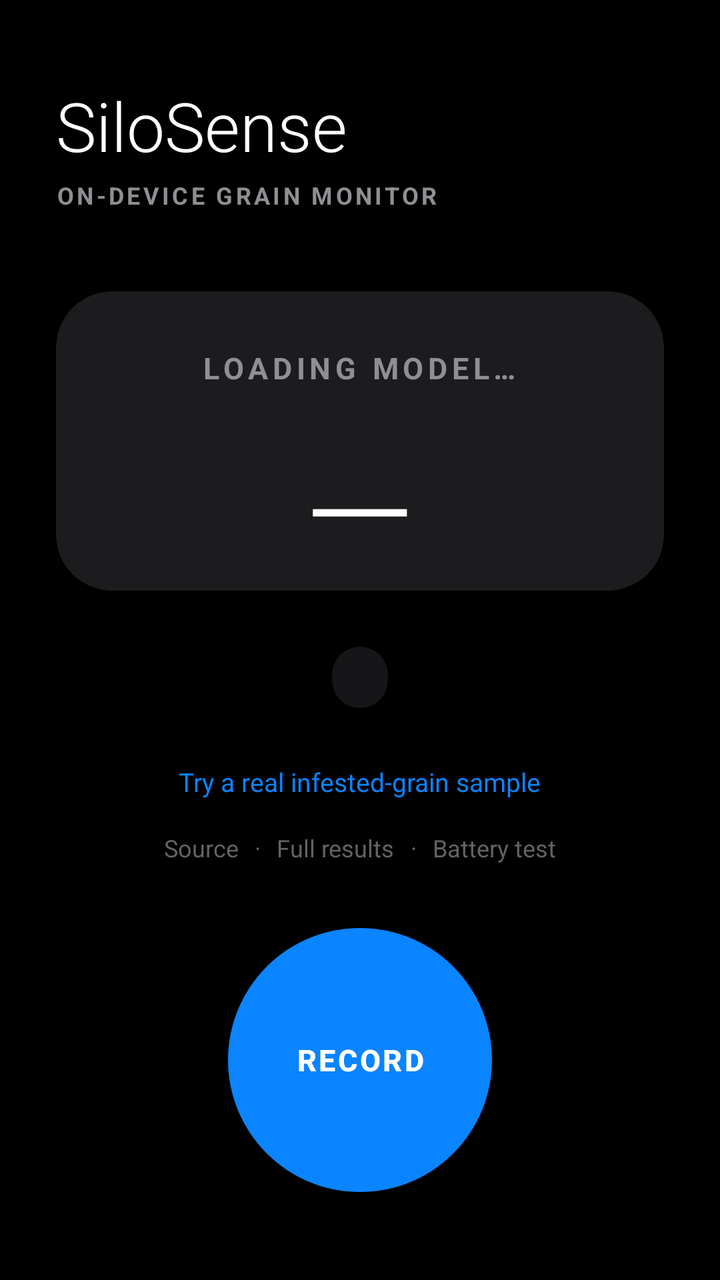
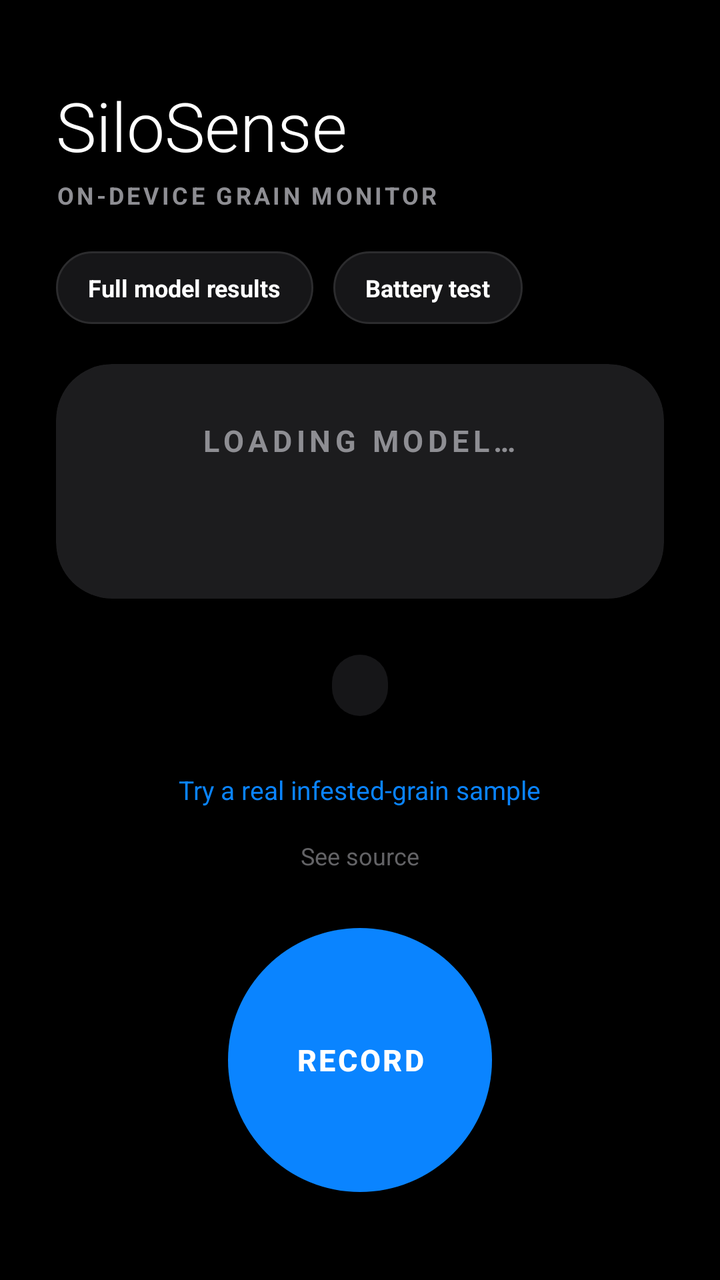

The first picture is an Android layout as it rendered before a commit; the second is the same layout after the commit. The layout source and the unified diff follow.
<!-- AndroidManifest.xml: application theme Theme.SiloSense -->
<!-- res/layout/activity_main.xml -->
<?xml version="1.0" encoding="utf-8"?>
<androidx.constraintlayout.widget.ConstraintLayout xmlns:android="http://schemas.android.com/apk/res/android"
    xmlns:app="http://schemas.android.com/apk/res-auto"
    xmlns:tools="http://schemas.android.com/tools"
    android:layout_width="match_parent"
    android:layout_height="match_parent"
    android:background="@color/silo_bg"
    android:fitsSystemWindows="true"
    tools:context=".MainActivity">

    
    <androidx.constraintlayout.widget.ConstraintLayout
        android:layout_width="match_parent"
        android:layout_height="match_parent"
        android:padding="28dp">

    <TextView
        android:id="@+id/titleText"
        android:layout_width="wrap_content"
        android:layout_height="wrap_content"
        android:layout_marginTop="12dp"
        android:fontFamily="sans-serif-light"
        android:text="@string/app_name"
        android:textColor="@color/silo_text"
        android:textSize="34sp"
        app:layout_constraintStart_toStartOf="parent"
        app:layout_constraintTop_toTopOf="parent" />

    <TextView
        android:id="@+id/subtitleText"
        android:layout_width="wrap_content"
        android:layout_height="wrap_content"
        android:layout_marginTop="4dp"
        android:letterSpacing="0.12"
        android:text="@string/app_subtitle"
        android:textColor="@color/silo_text_secondary"
        android:textSize="12sp"
        android:textStyle="bold"
        app:layout_constraintStart_toStartOf="@id/titleText"
        app:layout_constraintTop_toBottomOf="@id/titleText" />

    <androidx.cardview.widget.CardView
        android:id="@+id/statusCard"
        android:layout_width="0dp"
        android:layout_height="0dp"
        android:layout_marginTop="40dp"
        android:layout_marginBottom="28dp"
        app:cardBackgroundColor="@color/silo_card"
        app:cardCornerRadius="28dp"
        app:cardElevation="0dp"
        app:layout_constraintBottom_toTopOf="@id/latencyChip"
        app:layout_constraintEnd_toEndOf="parent"
        app:layout_constraintStart_toStartOf="parent"
        app:layout_constraintTop_toBottomOf="@id/subtitleText">

        <LinearLayout
            android:layout_width="match_parent"
            android:layout_height="wrap_content"
            android:layout_gravity="center"
            android:gravity="center"
            android:orientation="vertical"
            android:padding="32dp">

            <TextView
                android:id="@+id/statusWord"
                android:layout_width="wrap_content"
                android:layout_height="wrap_content"
                android:letterSpacing="0.15"
                android:text="@string/status_loading"
                android:textColor="@color/silo_text_secondary"
                android:textSize="15sp"
                android:textStyle="bold" />

            <TextView
                android:id="@+id/confidenceText"
                android:layout_width="wrap_content"
                android:layout_height="wrap_content"
                android:layout_marginTop="12dp"
                android:fontFamily="sans-serif-light"
                android:text="—"
                android:textColor="@color/silo_text"
                android:textSize="72sp" />

            <TextView
                android:id="@+id/detailText"
                android:layout_width="wrap_content"
                android:layout_height="wrap_content"
                android:layout_marginTop="8dp"
                android:text=""
                android:textColor="@color/silo_text_secondary"
                android:textSize="14sp" />

        </LinearLayout>
    </androidx.cardview.widget.CardView>

    <TextView
        android:id="@+id/latencyChip"
        android:layout_width="wrap_content"
        android:layout_height="wrap_content"
        android:layout_marginBottom="20dp"
        android:background="@drawable/bg_latency_chip"
        android:fontFamily="monospace"
        android:paddingStart="14dp"
        android:paddingTop="8dp"
        android:paddingEnd="14dp"
        android:paddingBottom="8dp"
        android:text=""
        android:textColor="@color/silo_text_tertiary"
        android:textSize="11sp"
        app:layout_constraintBottom_toTopOf="@id/sampleLink"
        app:layout_constraintEnd_toEndOf="parent"
        app:layout_constraintStart_toStartOf="parent" />

    <TextView
        android:id="@+id/sampleLink"
        android:layout_width="wrap_content"
        android:layout_height="wrap_content"
        android:clickable="true"
        android:focusable="true"
        android:padding="8dp"
        android:text="@string/try_sample_link"
        android:textColor="@color/silo_accent"
        android:textSize="13sp"
        app:layout_constraintBottom_toTopOf="@id/linksRow"
        app:layout_constraintEnd_toEndOf="parent"
        app:layout_constraintStart_toStartOf="parent" />

    <LinearLayout
        android:id="@+id/linksRow"
        android:layout_width="wrap_content"
        android:layout_height="wrap_content"
        android:layout_marginBottom="24dp"
        android:gravity="center_vertical"
        android:orientation="horizontal"
        app:layout_constraintBottom_toTopOf="@id/recordButton"
        app:layout_constraintEnd_toEndOf="parent"
        app:layout_constraintStart_toStartOf="parent">

        <TextView
            android:id="@+id/sourceLink"
            android:layout_width="wrap_content"
            android:layout_height="wrap_content"
            android:clickable="true"
            android:focusable="true"
            android:padding="8dp"
            android:text="@string/source_link"
            android:textColor="@color/silo_text_tertiary"
            android:textSize="12sp" />

        <TextView
            android:layout_width="wrap_content"
            android:layout_height="wrap_content"
            android:text="·"
            android:textColor="@color/silo_text_tertiary"
            android:textSize="12sp" />

        <TextView
            android:id="@+id/resultsLink"
            android:layout_width="wrap_content"
            android:layout_height="wrap_content"
            android:clickable="true"
            android:focusable="true"
            android:padding="8dp"
            android:text="@string/results_link"
            android:textColor="@color/silo_text_tertiary"
            android:textSize="12sp" />

        <TextView
            android:layout_width="wrap_content"
            android:layout_height="wrap_content"
            android:text="·"
            android:textColor="@color/silo_text_tertiary"
            android:textSize="12sp" />

        <TextView
            android:id="@+id/batteryLink"
            android:layout_width="wrap_content"
            android:layout_height="wrap_content"
            android:clickable="true"
            android:focusable="true"
            android:padding="8dp"
            android:text="@string/battery_link"
            android:textColor="@color/silo_text_tertiary"
            android:textSize="12sp" />

    </LinearLayout>

    <Button
        android:id="@+id/recordButton"
        android:layout_width="132dp"
        android:layout_height="132dp"
        android:layout_marginBottom="16dp"
        android:background="@drawable/bg_record_button"
        android:elevation="4dp"
        android:letterSpacing="0.08"
        android:stateListAnimator="@null"
        android:text="@string/record_hint"
        android:textColor="@color/silo_text"
        android:textSize="15sp"
        android:textStyle="bold"
        app:layout_constraintBottom_toBottomOf="parent"
        app:layout_constraintEnd_toEndOf="parent"
        app:layout_constraintStart_toStartOf="parent" />

    </androidx.constraintlayout.widget.ConstraintLayout>

</androidx.constraintlayout.widget.ConstraintLayout>
<!-- resources referenced by this layout -->
<resources>
  <color name="silo_accent">#0A84FF</color>
  <color name="silo_bg">#000000</color>
  <color name="silo_card">#1C1C1E</color>
  <color name="silo_text">#FFFFFF</color>
  <color name="silo_text_secondary">#8E8E93</color>
  <color name="silo_text_tertiary">#636366</color>
  <!-- drawable bg_latency_chip (drawable) -->
  <?xml version="1.0" encoding="utf-8"?>
  <shape xmlns:android="http://schemas.android.com/apk/res/android" android:shape="rectangle">
      <solid android:color="@color/silo_chip_bg" />
      <corners android:radius="14dp" />
  </shape>
  <!-- drawable bg_record_button (drawable) -->
  <?xml version="1.0" encoding="utf-8"?>
  <shape xmlns:android="http://schemas.android.com/apk/res/android" android:shape="oval">
      <solid android:color="@color/silo_accent" />
  </shape>
  <string name="app_name">SiloSense</string>
  <string name="app_subtitle">ON-DEVICE GRAIN MONITOR</string>
  <string name="battery_link">Battery test</string>
  <string name="record_hint">RECORD</string>
  <string name="results_link">Full results</string>
  <string name="source_link">Source</string>
  <string name="status_loading">LOADING MODEL…</string>
  <string name="try_sample_link">Try a real infested-grain sample</string>
  <style name="Theme.SiloSense" parent="Theme.MaterialComponents.DayNight.NoActionBar">
          <item name="colorPrimary">@color/silo_accent</item>
          <item name="colorSecondary">@color/silo_green</item>
          <item name="android:windowBackground">@color/silo_bg</item>
          <item name="android:statusBarColor">@color/silo_bg</item>
          <item name="android:navigationBarColor">@color/silo_bg</item>
          <item name="android:windowLightStatusBar">false</item>
      </style>
  <color name="silo_chip_bg">#161618</color>
  <color name="silo_green">#30D158</color>
</resources>

<!-- the commit's change to res/layout/activity_main.xml (unified diff, before → after) -->
@@ -39,11 +39,55 @@
         app:layout_constraintStart_toStartOf="@id/titleText"
         app:layout_constraintTop_toBottomOf="@id/titleText" />
 
+    <LinearLayout
+        android:id="@+id/topLinksRow"
+        android:layout_width="wrap_content"
+        android:layout_height="wrap_content"
+        android:layout_marginTop="20dp"
+        android:orientation="horizontal"
+        app:layout_constraintStart_toStartOf="@id/titleText"
+        app:layout_constraintTop_toBottomOf="@id/subtitleText">
+
+        <TextView
+            android:id="@+id/resultsLink"
+            android:layout_width="wrap_content"
+            android:layout_height="wrap_content"
+            android:background="@drawable/bg_pill_button"
+            android:clickable="true"
+            android:focusable="true"
+            android:paddingStart="16dp"
+            android:paddingTop="10dp"
+            android:paddingEnd="16dp"
+            android:paddingBottom="10dp"
+            android:text="@string/results_link"
+            android:textColor="@color/silo_text"
+            android:textSize="12sp"
+            android:textStyle="bold" />
+
+        <TextView
+            android:id="@+id/batteryLink"
+            android:layout_width="wrap_content"
+            android:layout_height="wrap_content"
+            android:layout_marginStart="10dp"
+            android:background="@drawable/bg_pill_button"
+            android:clickable="true"
+            android:focusable="true"
+            android:paddingStart="16dp"
+            android:paddingTop="10dp"
+            android:paddingEnd="16dp"
+            android:paddingBottom="10dp"
+            android:text="@string/battery_link"
+            android:textColor="@color/silo_text"
+            android:textSize="12sp"
+            android:textStyle="bold" />
+
+    </LinearLayout>
+
     <androidx.cardview.widget.CardView
         android:id="@+id/statusCard"
         android:layout_width="0dp"
         android:layout_height="0dp"
-        android:layout_marginTop="40dp"
+        android:layout_marginTop="20dp"
         android:layout_marginBottom="28dp"
         app:cardBackgroundColor="@color/silo_card"
         app:cardCornerRadius="28dp"
@@ -51,7 +95,7 @@
         app:layout_constraintBottom_toTopOf="@id/latencyChip"
         app:layout_constraintEnd_toEndOf="parent"
         app:layout_constraintStart_toStartOf="parent"
-        app:layout_constraintTop_toBottomOf="@id/subtitleText">
+        app:layout_constraintTop_toBottomOf="@id/topLinksRow">
 
         <LinearLayout
             android:layout_width="match_parent"
@@ -121,69 +165,24 @@
         android:text="@string/try_sample_link"
         android:textColor="@color/silo_accent"
         android:textSize="13sp"
-        app:layout_constraintBottom_toTopOf="@id/linksRow"
-        app:layout_constraintEnd_toEndOf="parent"
-        app:layout_constraintStart_toStartOf="parent" />
-
-    <LinearLayout
-        android:id="@+id/linksRow"
-        android:layout_width="wrap_content"
-        android:layout_height="wrap_content"
-        android:layout_marginBottom="24dp"
-        android:gravity="center_vertical"
-        android:orientation="horizontal"
+        app:layout_constraintBottom_toTopOf="@id/sourceLink"
+        app:layout_constraintEnd_toEndOf="parent"
+        app:layout_constraintStart_toStartOf="parent" />
+
+    <TextView
+        android:id="@+id/sourceLink"
+        android:layout_width="wrap_content"
+        android:layout_height="wrap_content"
+        android:layout_marginBottom="20dp"
+        android:clickable="true"
+        android:focusable="true"
+        android:padding="8dp"
+        android:text="@string/source_link"
+        android:textColor="@color/silo_text_tertiary"
+        android:textSize="12sp"
         app:layout_constraintBottom_toTopOf="@id/recordButton"
         app:layout_constraintEnd_toEndOf="parent"
-        app:layout_constraintStart_toStartOf="parent">
-
-        <TextView
-            android:id="@+id/sourceLink"
-            android:layout_width="wrap_content"
-            android:layout_height="wrap_content"
-            android:clickable="true"
-            android:focusable="true"
-            android:padding="8dp"
-            android:text="@string/source_link"
-            android:textColor="@color/silo_text_tertiary"
-            android:textSize="12sp" />
-
-        <TextView
-            android:layout_width="wrap_content"
-            android:layout_height="wrap_content"
-            android:text="·"
-            android:textColor="@color/silo_text_tertiary"
-            android:textSize="12sp" />
-
-        <TextView
-            android:id="@+id/resultsLink"
-            android:layout_width="wrap_content"
-            android:layout_height="wrap_content"
-            android:clickable="true"
-            android:focusable="true"
-            android:padding="8dp"
-            android:text="@string/results_link"
-            android:textColor="@color/silo_text_tertiary"
-            android:textSize="12sp" />
-
-        <TextView
-            android:layout_width="wrap_content"
-            android:layout_height="wrap_content"
-            android:text="·"
-            android:textColor="@color/silo_text_tertiary"
-            android:textSize="12sp" />
-
-        <TextView
-            android:id="@+id/batteryLink"
-            android:layout_width="wrap_content"
-            android:layout_height="wrap_content"
-            android:clickable="true"
-            android:focusable="true"
-            android:padding="8dp"
-            android:text="@string/battery_link"
-            android:textColor="@color/silo_text_tertiary"
-            android:textSize="12sp" />
-
-    </LinearLayout>
+        app:layout_constraintStart_toStartOf="parent" />
 
     <Button
         android:id="@+id/recordButton"
<!-- resource entries referenced after the edit -->
@@ -12,6 +12,13 @@
       <solid android:color="@color/silo_chip_bg" />
       <corners android:radius="14dp" />
   </shape>
+  <!-- drawable bg_pill_button (drawable) -->
+  <?xml version="1.0" encoding="utf-8"?>
+  <shape xmlns:android="http://schemas.android.com/apk/res/android" android:shape="rectangle">
+      <solid android:color="@color/silo_chip_bg" />
+      <stroke android:width="1dp" android:color="@color/silo_card_border" />
+      <corners android:radius="18dp" />
+  </shape>
   <!-- drawable bg_record_button (drawable) -->
   <?xml version="1.0" encoding="utf-8"?>
   <shape xmlns:android="http://schemas.android.com/apk/res/android" android:shape="oval">
@@ -21,8 +28,8 @@
   <string name="app_subtitle">ON-DEVICE GRAIN MONITOR</string>
   <string name="battery_link">Battery test</string>
   <string name="record_hint">RECORD</string>
-  <string name="results_link">Full results</string>
-  <string name="source_link">Source</string>
+  <string name="results_link">Full model results</string>
+  <string name="source_link">See source</string>
   <string name="status_loading">LOADING MODEL…</string>
   <string name="try_sample_link">Try a real infested-grain sample</string>
   <style name="Theme.SiloSense" parent="Theme.MaterialComponents.DayNight.NoActionBar">
@@ -34,6 +41,7 @@
           <item name="android:windowLightStatusBar">false</item>
       </style>
   <color name="silo_chip_bg">#161618</color>
+  <color name="silo_card_border">#2C2C2E</color>
   <color name="silo_green">#30D158</color>
 </resources>
 
